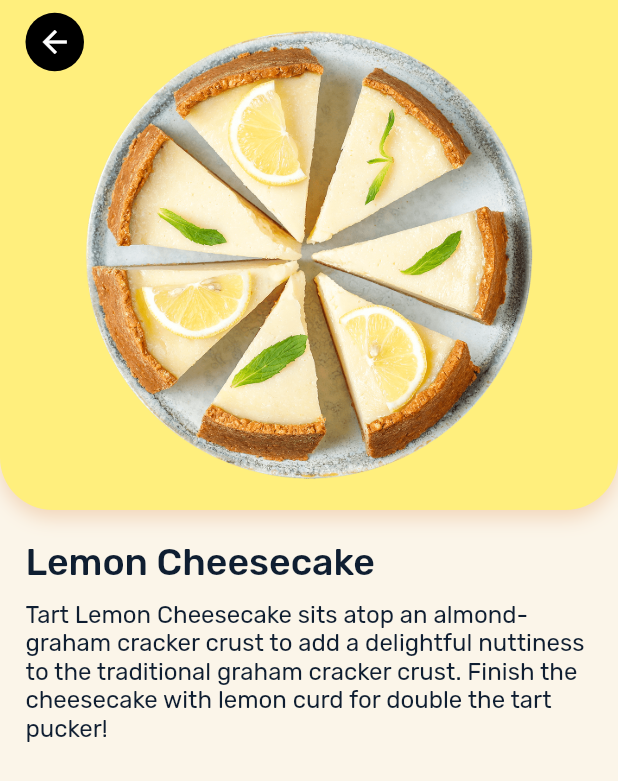
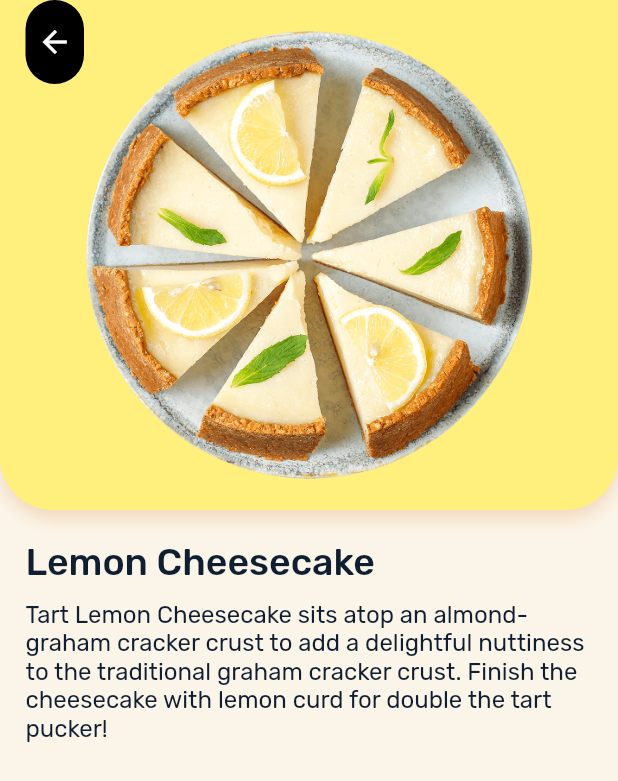
Before and after one commit to Roaa94/recipes_ui_app, a Flutter app: the screen it shows after launch, after a tap on "Lemon Cheesecake", on a phone screen of 412 x 824 dp. Shown: the top 781 px of the screen. Run offline on Flutter 3.47's test engine with Material 2 defaults, Android fonts, the phone set to English and light mode, and no system bars; our stand-ins replace flutter_riverpod, sensors_plus.

Commit message:
chore: optimizes responsiveness in recipe page

```diff
--- a/lib/core/widgets/app_bar_leading.dart
+++ b/lib/core/widgets/app_bar_leading.dart
@@ -6,9 +6,11 @@ class AppBarLeading extends StatefulWidget {
   const AppBarLeading({
     Key? key,
     this.bgColor = AppColors.white,
+    this.text,
   }) : super(key: key);
 
   final Color bgColor;
+  final String? text;
 
   @override
   State<AppBarLeading> createState() => _AppBarLeadingState();
@@ -49,15 +51,30 @@ class _AppBarLeadingState extends State<AppBarLeading>
         scale: scaleAnimation,
         child: Container(
           margin: const EdgeInsets.only(left: 17),
+          padding: EdgeInsets.all(widget.text != null ? 10 : 0),
           decoration: BoxDecoration(
             color: widget.bgColor,
-            shape: BoxShape.circle,
+            borderRadius: BorderRadius.circular(widget.text != null ? 20 : 100),
           ),
-          child: Center(
-            child: Icon(
-              Icons.arrow_back,
-              color: AppColors.textColorFromBackground(widget.bgColor),
-            ),
+          child: Row(
+            mainAxisAlignment: MainAxisAlignment.center,
+            children: [
+              Icon(
+                Icons.arrow_back,
+                color: AppColors.textColorFromBackground(widget.bgColor),
+              ),
+              if (widget.text != null)
+                Padding(
+                  padding: const EdgeInsets.symmetric(horizontal: 10),
+                  child: Text(
+                    widget.text!,
+                    style: Theme.of(context).textTheme.subtitle2!.copyWith(
+                          color:
+                              AppColors.textColorFromBackground(widget.bgColor),
+                        ),
+                  ),
+                ),
+            ],
           ),
         ),
       ),
--- a/lib/recipes/views/pages/recipe_page.dart
+++ b/lib/recipes/views/pages/recipe_page.dart
@@ -1,15 +1,20 @@
+import 'dart:math' as math;
+
 import 'package:flutter/foundation.dart';
 import 'package:flutter/material.dart';
+import 'package:flutter/rendering.dart';
+import 'package:flutter_vikings/core/enums/screen_size.dart';
 import 'package:flutter_vikings/recipes/models/recipe.dart';
+import 'package:flutter_vikings/recipes/views/widgets/recipe_page_sidebar.dart';
 import 'package:flutter_vikings/recipes/views/widgets/recipe_page_sliver_app_bar.dart';
 
 class RecipePage extends StatefulWidget {
   const RecipePage(
-    this.menuItem, {
+    this.recipe, {
     Key? key,
   }) : super(key: key);
 
-  final Recipe menuItem;
+  final Recipe recipe;
 
   @override
   State<RecipePage> createState() => _RecipePageState();
@@ -17,43 +22,86 @@ class RecipePage extends StatefulWidget {
 
 class _RecipePageState extends State<RecipePage> {
   final ScrollController scrollController = ScrollController();
+  final ValueNotifier<double> imageRotationAngleNotifier =
+      ValueNotifier<double>(0);
+
+  void scrollListener() {
+    ScrollDirection scrollDirection =
+        scrollController.position.userScrollDirection;
+    double scrollPosition = scrollController.position.pixels.abs();
+    if (scrollDirection == ScrollDirection.forward) {
+      imageRotationAngleNotifier.value +=
+          (scrollPosition * math.pi / 180) * 0.01;
+    } else if (scrollDirection == ScrollDirection.reverse) {
+      imageRotationAngleNotifier.value -=
+          (scrollPosition * math.pi / 180) * 0.01;
+    }
+  }
+
+  @override
+  void initState() {
+    scrollController.addListener(scrollListener);
+    super.initState();
+  }
+
+  @override
+  void dispose() {
+    scrollController.removeListener(scrollListener);
+    super.dispose();
+  }
 
   @override
   Widget build(BuildContext context) {
     return Scaffold(
       body: Row(
         children: [
-          if (kIsWeb)
+          if (ScreenSize.of(context).isLarge)
             Expanded(
               flex: 1,
-              child: Container(),
+              child: ValueListenableBuilder(
+                valueListenable: imageRotationAngleNotifier,
+                builder: (context, double imageRotationAngle, child) {
+                  return RecipePageSidebar(
+                    widget.recipe,
+                    imageRotationAngle: imageRotationAngle,
+                  );
+                },
+              ),
             ),
           Expanded(
-            flex: 2,
+            flex: 1,
             child: CustomScrollView(
               controller: scrollController,
               slivers: [
-                FoodItemSliverAppBar(
-                  scrollController: scrollController,
-                  menuItem: widget.menuItem,
-                ),
+                if (!ScreenSize.of(context).isLarge)
+                  ValueListenableBuilder(
+                    valueListenable: imageRotationAngleNotifier,
+                    builder: (context, double imageRotationAngle, child) {
+                      return RecipePageSliderAppBar(
+                        imageRotationAngle: imageRotationAngle,
+                        recipe: widget.recipe,
+                      );
+                    },
+                  ),
                 SliverPadding(
-                  padding:
-                      const EdgeInsets.symmetric(horizontal: 17, vertical: 20),
+                  padding: EdgeInsets.symmetric(
+                    horizontal: ScreenSize.of(context).isLarge ? 70 : 17,
+                    vertical: ScreenSize.of(context).isLarge ? 50 : 20,
+                  ),
                   sliver: SliverList(
                     delegate: SliverChildListDelegate([
                       Hero(
-                        tag: '__recipe_${widget.menuItem.id}_title__',
+                        tag: '__recipe_${widget.recipe.id}_title__',
                         child: Text(
-                          widget.menuItem.title,
+                          widget.recipe.title,
                           style: Theme.of(context).textTheme.headline4!,
                         ),
                       ),
                       const SizedBox(height: 10),
                       Hero(
-                        tag: '__recipe_${widget.menuItem.id}_description__',
+                        tag: '__recipe_${widget.recipe.id}_description__',
                         child: Text(
-                          widget.menuItem.description,
+                          widget.recipe.description,
                           style: Theme.of(context).textTheme.bodyText2!,
                         ),
                       ),
--- /dev/null
+++ b/lib/recipes/views/widgets/recipe_page_image.dart
@@ -0,0 +1,35 @@
+import 'package:flutter/material.dart';
+import 'package:flutter_vikings/recipes/models/recipe.dart';
+
+class RecipePageImage extends StatelessWidget {
+  const RecipePageImage(
+    this.recipe, {
+    Key? key,
+    this.imageRotationAngle = 0,
+  }) : super(key: key);
+
+  final Recipe recipe;
+  final double imageRotationAngle;
+
+  @override
+  Widget build(BuildContext context) {
+    return SafeArea(
+      bottom: false,
+      child: Padding(
+        padding: const EdgeInsets.symmetric(vertical: 20),
+        child: Center(
+          child: Transform.rotate(
+            angle: imageRotationAngle,
+            child: Hero(
+              tag: '__recipe_${recipe.id}_image__',
+              child: Image.asset(
+                recipe.image,
+                width: MediaQuery.of(context).size.width * 0.75,
+              ),
+            ),
+          ),
+        ),
+      ),
+    );
+  }
+}
--- /dev/null
+++ b/lib/recipes/views/widgets/recipe_page_image_bg.dart
@@ -0,0 +1,39 @@
+import 'package:flutter/material.dart';
+import 'package:flutter_vikings/core/styles/app_colors.dart';
+import 'package:flutter_vikings/recipes/models/recipe.dart';
+
+class RecipePageImageBg extends StatelessWidget {
+  const RecipePageImageBg(
+    this.recipe, {
+    Key? key,
+    required this.borderRadius,
+  }) : super(key: key);
+
+  final Recipe recipe;
+  final BorderRadiusGeometry borderRadius;
+
+  @override
+  Widget build(BuildContext context) {
+    return Hero(
+      tag: '__recipe_${recipe.id}_image_bg__',
+      child: Container(
+        decoration: BoxDecoration(
+          color: recipe.bgColor,
+          borderRadius: borderRadius,
+          boxShadow: [
+            BoxShadow(
+              color: AppColors.orangeDark.withOpacity(
+                AppColors.getBrightness(recipe.bgColor) == Brightness.dark
+                    ? 0.5
+                    : 0.2,
+              ),
+              blurRadius: 10,
+              offset: const Offset(0, 5),
+            ),
+          ],
+        ),
+        alignment: Alignment.center,
+      ),
+    );
+  }
+}
--- a/lib/recipes/views/widgets/recipe_page_sliver_app_bar.dart
+++ b/lib/recipes/views/widgets/recipe_page_sliver_app_bar.dart
@@ -1,65 +1,24 @@
-import 'dart:math' as math;
-
 import 'package:flutter/material.dart';
-import 'package:flutter/rendering.dart';
 import 'package:flutter/services.dart';
 import 'package:flutter_vikings/core/styles/app_colors.dart';
 import 'package:flutter_vikings/core/widgets/app_bar_leading.dart';
 import 'package:flutter_vikings/recipes/models/recipe.dart';
+import 'package:flutter_vikings/recipes/views/widgets/recipe_page_image.dart';
+import 'package:flutter_vikings/recipes/views/widgets/recipe_page_image_bg.dart';
 
-class FoodItemSliverAppBar extends StatefulWidget {
-  const FoodItemSliverAppBar({
+class RecipePageSliderAppBar extends StatelessWidget {
+  const RecipePageSliderAppBar({
     Key? key,
-    this.scrollController,
-    required this.menuItem,
+    required this.recipe,
     this.expandedHeight = 340,
     this.collapsedHeight = 200,
+    this.imageRotationAngle = 0,
   }) : super(key: key);
 
-  final ScrollController? scrollController;
-  final Recipe menuItem;
+  final Recipe recipe;
   final double? expandedHeight;
   final double? collapsedHeight;
-
-  @override
-  State createState() => _FoodItemSliverAppBarState();
-}
-
-class _FoodItemSliverAppBarState extends State<FoodItemSliverAppBar> {
-  double imageRotationAngle = 0;
-
-  void scrollListener() {
-    if (widget.scrollController != null) {
-      ScrollDirection scrollDirection =
-          widget.scrollController!.position.userScrollDirection;
-      double scrollPosition = widget.scrollController!.position.pixels.abs();
-      if (scrollDirection == ScrollDirection.forward) {
-        setState(() {
-          imageRotationAngle += (scrollPosition * math.pi / 180) * 0.01;
-        });
-      } else if (scrollDirection == ScrollDirection.reverse) {
-        setState(() {
-          imageRotationAngle -= (scrollPosition * math.pi / 180) * 0.01;
-        });
-      }
-    }
-  }
-
-  @override
-  void initState() {
-    if (widget.scrollController != null) {
-      widget.scrollController!.addListener(scrollListener);
-    }
-    super.initState();
-  }
-
-  @override
-  void dispose() {
-    if (widget.scrollController != null) {
-      widget.scrollController!.removeListener(scrollListener);
-    }
-    super.dispose();
-  }
+  final double imageRotationAngle;
 
   @override
   Widget build(BuildContext context) {
@@ -67,60 +26,28 @@ class _FoodItemSliverAppBarState extends State<FoodItemSliverAppBar> {
       pinned: true,
       stretch: true,
       backgroundColor: Colors.transparent,
-      collapsedHeight: widget.collapsedHeight,
+      collapsedHeight: collapsedHeight,
       systemOverlayStyle: SystemUiOverlayStyle(
-        statusBarBrightness: AppColors.getBrightness(widget.menuItem.bgColor),
+        statusBarBrightness: AppColors.getBrightness(recipe.bgColor),
       ),
       leading: AppBarLeading(
-        bgColor: AppColors.textColorFromBackground(widget.menuItem.bgColor),
+        bgColor: AppColors.textColorFromBackground(recipe.bgColor),
       ),
-      expandedHeight: widget.expandedHeight == null
+      expandedHeight: expandedHeight == null
           ? null
-          : widget.expandedHeight! + MediaQuery.of(context).padding.top,
+          : expandedHeight! + MediaQuery.of(context).padding.top,
       flexibleSpace: Stack(
         children: [
-          Hero(
-            tag: '__recipe_${widget.menuItem.id}_image_bg__',
-            child: Container(
-              decoration: BoxDecoration(
-                color: widget.menuItem.bgColor,
-                borderRadius: const BorderRadius.only(
-                  bottomRight: Radius.circular(35),
-                  bottomLeft: Radius.circular(35),
-                ),
-                boxShadow: [
-                  BoxShadow(
-                    color: AppColors.orangeDark.withOpacity(
-                      AppColors.getBrightness(widget.menuItem.bgColor) ==
-                              Brightness.dark
-                          ? 0.5
-                          : 0.2,
-                    ),
-                    blurRadius: 10,
-                    offset: const Offset(0, 5),
-                  ),
-                ],
-              ),
-              alignment: Alignment.center,
+          RecipePageImageBg(
+            recipe,
+            borderRadius: const BorderRadius.only(
+              bottomRight: Radius.circular(35),
+              bottomLeft: Radius.circular(35),
             ),
           ),
-          SafeArea(
-            bottom: false,
-            child: Padding(
-              padding: const EdgeInsets.symmetric(vertical: 20),
-              child: Center(
-                child: Transform.rotate(
-                  angle: imageRotationAngle,
-                  child: Hero(
-                    tag: '__recipe_${widget.menuItem.id}_image__',
-                    child: Image.asset(
-                      widget.menuItem.image,
-                      width: MediaQuery.of(context).size.width * 0.75,
-                    ),
-                  ),
-                ),
-              ),
-            ),
+          RecipePageImage(
+            recipe,
+            imageRotationAngle: imageRotationAngle,
           ),
         ],
       ),
```
Also changed, not shown: lib/recipes/views/widgets/recipe_page_sidebar.dart (added, +45 -0 lines).
